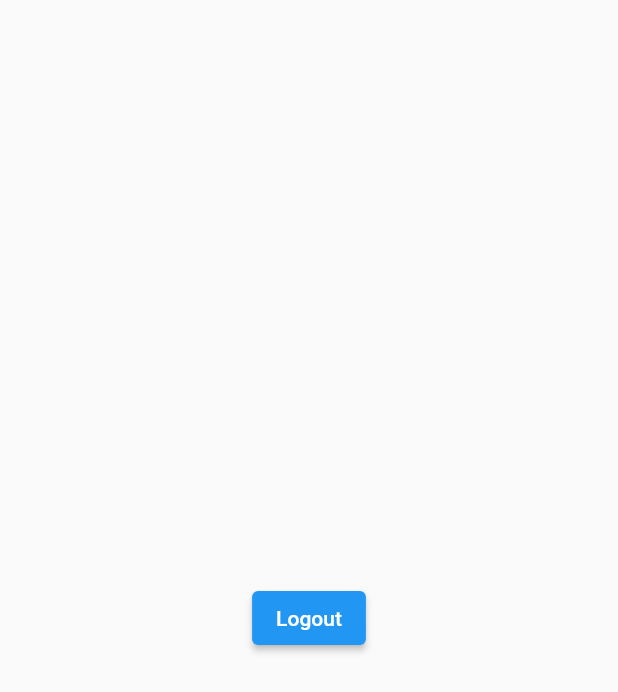
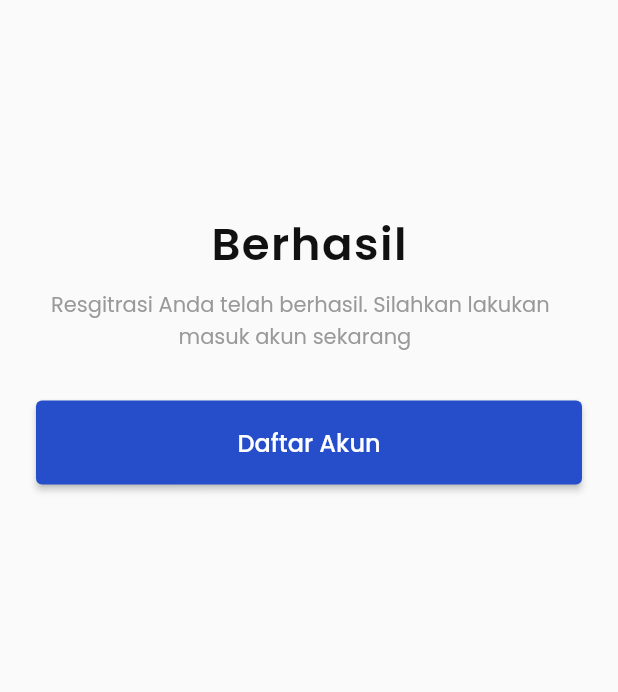
Before and after one commit to Kelompok-17-Capstone/mobile_flutter, a Flutter app: the HomePage screen opened directly, on a phone screen of 412 x 824 dp. Shown: the top 692 px of the screen. Run offline on Flutter 3.47's test engine with Material 2 defaults, Android fonts, the phone set to English and light mode, and no system bars; our stand-ins replace google_fonts.

Commit message:
update pakai reusable widget ikhsan buat tombol

```diff
--- a/lib/views/HomePage.dart
+++ b/lib/views/HomePage.dart
@@ -1,7 +1,9 @@
 import 'dart:math';
 
 import 'package:flutter/material.dart';
+import 'package:google_fonts/google_fonts.dart';
 import 'package:mobile_flutter/views/login.dart';
+import 'package:mobile_flutter/views/reusableWidget.dart';
 
 class HomePage extends StatefulWidget {
   const HomePage({super.key});
@@ -14,9 +16,68 @@ class _HomePageState extends State<HomePage> {
   @override
   Widget build(BuildContext context) {
     return Scaffold(
-      body: Center(child: ElevatedButton(onPressed: (){
-        Navigator.push(context, MaterialPageRoute(builder: (context)=> login()),);
-      } ,child: Text('Logout'),),),
-    );
+        body: SingleChildScrollView(
+      child: Padding(
+        padding: const EdgeInsets.fromLTRB(24, 126, 24, 0),
+        child: Column(
+          crossAxisAlignment: CrossAxisAlignment.center,
+          children: [
+            Center(
+              child: Column(
+                children: [
+                  SizedBox(
+                    height: 14,
+                  ),
+                  judulAtas(
+                    inputText: 'Berhasil',
+                  ),
+                   SizedBox(
+                              height: 8,
+                            ),
+                  Center(
+                    child: Container(
+                      padding: EdgeInsets.fromLTRB(10, 0, 0, 0),
+                      child: Center(
+                        child: Column(
+                          children: [
+                            Row(
+                              children: [
+                                Text('Resgitrasi Anda telah berhasil. Silahkan lakukan',
+                                style: GoogleFonts.poppins(
+                                  color: Color.fromRGBO(153, 153, 153, 1)
+                                ),)
+                              ],
+                            ),
+
+                            Container(
+                              padding: EdgeInsets.fromLTRB(85, 0, 0, 0),
+                              child: Row(
+                                children: [Text('masuk akun sekarang',
+                                style: GoogleFonts.poppins(
+                                  color: Color.fromRGBO(153, 153, 153, 1)
+                                ),)],
+                              ),
+                            )
+                          ],
+                        ),
+                      ),
+                    ),
+                  ),
+                  SizedBox(
+                    height: 32,
+                  ),
+                  fullWidthButton(
+                    label: 'Daftar Akun',
+                    onPressed:() {
+                      Navigator.push(context, MaterialPageRoute(builder: (context) => login()));
+                    }
+                  )
+                ],
+              ),
+            ),
+          ],
+        ),
+      ),
+    ));
   }
 }
--- a/lib/views/reusableWidget.dart
+++ b/lib/views/reusableWidget.dart
@@ -1,5 +1,6 @@
 import 'package:flutter/material.dart';
 import 'package:google_fonts/google_fonts.dart';
+import 'dart:math' as math ;
 
 class logoKecil extends StatelessWidget {
   @override
@@ -124,32 +125,18 @@ class NotificationError extends StatelessWidget {
   }
 }
 
-class buttonSign extends StatelessWidget {
-  final String namaButton;
 
-  const buttonSign({required this.namaButton});
-
-  @override
-  Widget build(BuildContext context) {
-    return Container(
-      child: ElevatedButton(
-        style: ElevatedButton.styleFrom(
-          primary: Color.fromRGBO(38, 78, 202, 1),
-          onPrimary: Colors.white,
-          shadowColor: Colors.greenAccent,
-          minimumSize: Size(380, 56),
-        ),
-        onPressed: () {
-
-        },
-        child: Text(
-          namaButton,
-          style: GoogleFonts.poppins(
-            fontWeight: FontWeight.w500,
-            fontSize: 16,
-          ),
-        ),
-      ),
-    );
-  }
+ElevatedButton fullWidthButton({required String label, required void Function() onPressed}) {
+  return ElevatedButton(
+    key: Key('$label-key'),
+    onPressed: onPressed,
+    style: ButtonStyle(
+      minimumSize: MaterialStateProperty.all(const Size.fromHeight(56)),
+      backgroundColor: MaterialStateProperty.all(const Color(0xFF264ECA))
+    ),
+    child: Text(label,style: GoogleFonts.poppins(
+      fontWeight: FontWeight.w500,
+      fontSize: 16
+    ),),
+  );
 }
```
Also changed, not shown: lib/views/login.dart (+12 -22 lines).
